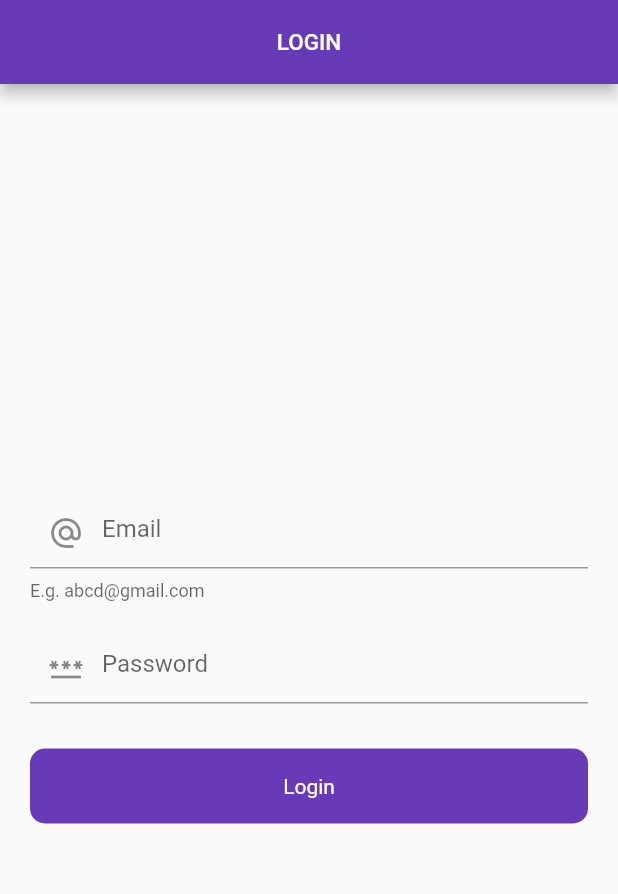
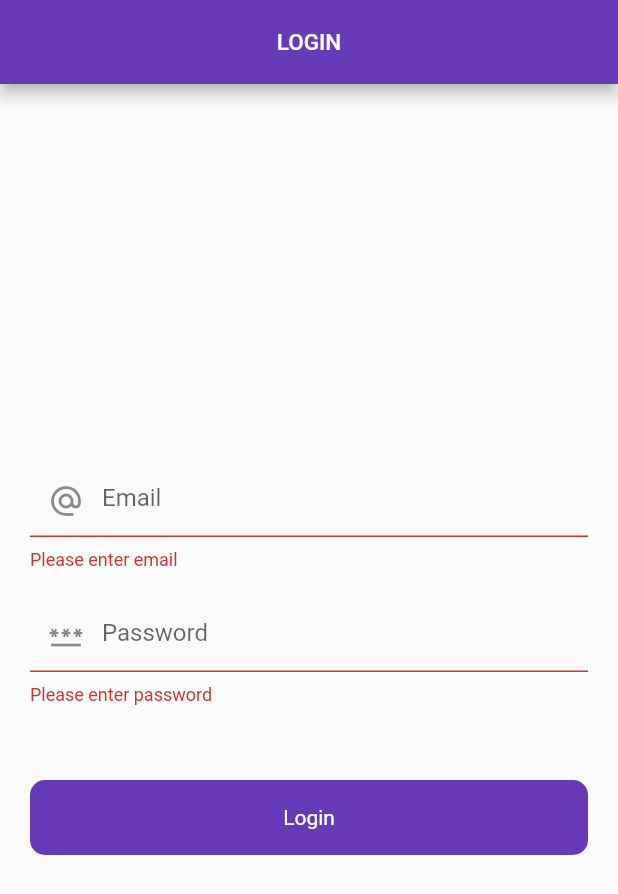
Before and after one commit to praneshp1org/firebase-integration-in-flutter-app, a Flutter app: the screen it shows after launch, after a tap on "Login", on a phone screen of 412 x 824 dp. Shown: the top 894 px of the screen. Run offline on Flutter 3.47's test engine with Material 2 defaults, Android fonts, the phone set to English and light mode, and no system bars; our stand-ins replace firebase_auth, firebase_core, get; accounts and stored records are empty.

Commit message:
most ui part completed

```diff
--- a/lib/ui/auth/login_screen.dart
+++ b/lib/ui/auth/login_screen.dart
@@ -48,6 +48,12 @@ class _LoginScreenState extends State<LoginScreen> {
                           prefixIcon: Icon(Icons.alternate_email),
                           helperText: 'E.g. abcd@gmail.com',
                           hintText: 'Email'),
+                      validator: ((value) {
+                        if (value == null || value.isEmpty) {
+                          return 'Please enter email';
+                        }
+                        return null;
+                      }),
                     ),
                     SizedBox(
                       height: 20,
@@ -59,15 +65,27 @@ class _LoginScreenState extends State<LoginScreen> {
                           prefixIcon: Icon(Icons.password),
                           // helperText: 'stronm',
                           hintText: 'Password'),
+                      validator: ((value) {
+                        if (value == null || value.isEmpty) {
+                          return 'Please enter password';
+                        }
+                        return null;
+                      }),
                     ),
                   ],
                 )),
             SizedBox(
-              height: 30,
+              height: 50,
             ),
             RoundButton(
               title: 'Login',
-              onTap: (() {}),
+              onTap: (() {
+                if (_formKey.currentState!.validate()) {
+                  ScaffoldMessenger.of(context).showSnackBar(
+                    const SnackBar(content: Text('Processing Data')),
+                  );
+                }
+              }),
             )
           ],
         ),
--- a/lib/widgets/round_button.dart
+++ b/lib/widgets/round_button.dart
@@ -10,7 +10,7 @@ class RoundButton extends StatelessWidget {
 
   @override
   Widget build(BuildContext context) {
-    return GestureDetector(
+    return InkWell(
       onTap: onTap,
       child: Container(
         height: 50,
```
